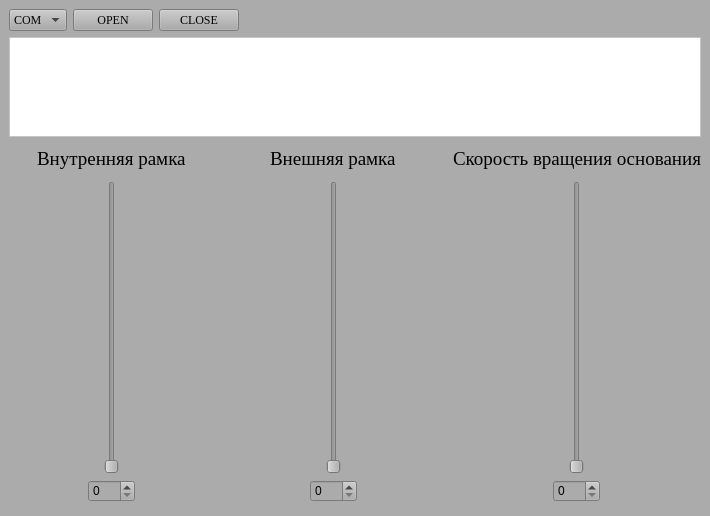
Before: the Qt Designer form design.ui in intraprivet/serial_servo, drawn with Qt 5.
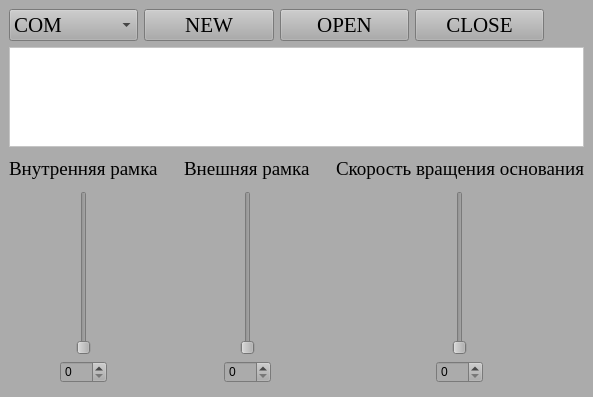
After: the same form once the commit is applied.

What changed in the file:
```diff
--- a/design.ui
+++ b/design.ui
@@ -6,8 +6,8 @@
    <rect>
     <x>0</x>
     <y>0</y>
-    <width>710</width>
-    <height>516</height>
+    <width>593</width>
+    <height>397</height>
    </rect>
   </property>
   <property name="sizePolicy">
@@ -34,15 +34,16 @@
         <property name="enabled">
          <bool>true</bool>
         </property>
-        <property name="sizePolicy">
-         <sizepolicy hsizetype="Fixed" vsizetype="Fixed">
-          <horstretch>0</horstretch>
-          <verstretch>0</verstretch>
-         </sizepolicy>
+        <property name="minimumSize">
+         <size>
+          <width>55</width>
+          <height>0</height>
+         </size>
         </property>
         <property name="font">
          <font>
           <family>Times New Roman</family>
+          <pointsize>16</pointsize>
          </font>
         </property>
         <property name="currentText">
@@ -55,10 +56,29 @@
         </item>
        </widget>
       </item>
+      <item>
+       <widget class="QPushButton" name="newB">
+        <property name="sizePolicy">
+         <sizepolicy hsizetype="Preferred" vsizetype="Fixed">
+          <horstretch>0</horstretch>
+          <verstretch>0</verstretch>
+         </sizepolicy>
+        </property>
+        <property name="font">
+         <font>
+          <family>Times New Roman</family>
+          <pointsize>16</pointsize>
+         </font>
+        </property>
+        <property name="text">
+         <string>NEW</string>
+        </property>
+       </widget>
+      </item>
       <item>
        <widget class="QPushButton" name="openB">
         <property name="sizePolicy">
-         <sizepolicy hsizetype="Fixed" vsizetype="Fixed">
+         <sizepolicy hsizetype="Preferred" vsizetype="Fixed">
           <horstretch>0</horstretch>
           <verstretch>0</verstretch>
          </sizepolicy>
@@ -66,6 +86,7 @@
         <property name="font">
          <font>
           <family>Times New Roman</family>
+          <pointsize>16</pointsize>
          </font>
         </property>
         <property name="text">
@@ -76,7 +97,7 @@
       <item>
        <widget class="QPushButton" name="closeB">
         <property name="sizePolicy">
-         <sizepolicy hsizetype="Fixed" vsizetype="Fixed">
+         <sizepolicy hsizetype="Preferred" vsizetype="Fixed">
           <horstretch>0</horstretch>
           <verstretch>0</verstretch>
          </sizepolicy>
@@ -84,6 +105,7 @@
         <property name="font">
          <font>
           <family>Times New Roman</family>
+          <pointsize>16</pointsize>
          </font>
         </property>
         <property name="text">
@@ -96,6 +118,9 @@
         <property name="orientation">
          <enum>Qt::Horizontal</enum>
         </property>
+        <property name="sizeType">
+         <enum>QSizePolicy::Preferred</enum>
+        </property>
         <property name="sizeHint" stdset="0">
          <size>
           <width>40</width>
@@ -126,6 +151,7 @@
       <property name="font">
        <font>
         <family>MS Shell Dlg 2</family>
+        <pointsize>16</pointsize>
        </font>
       </property>
       <property name="styleSheet">
```
